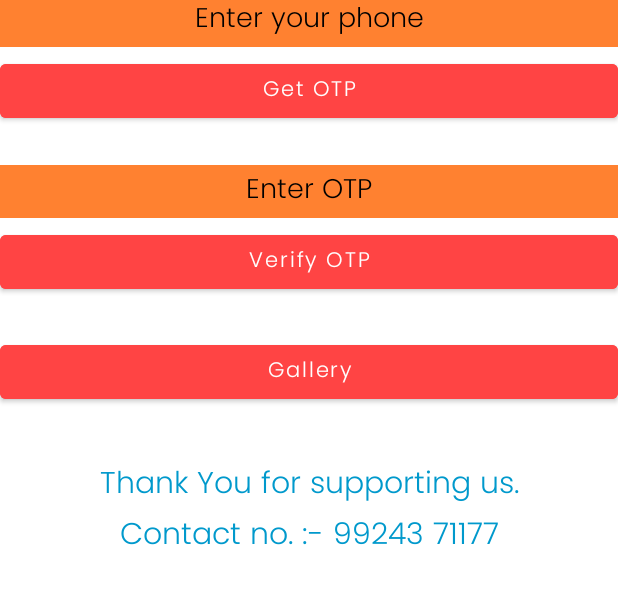
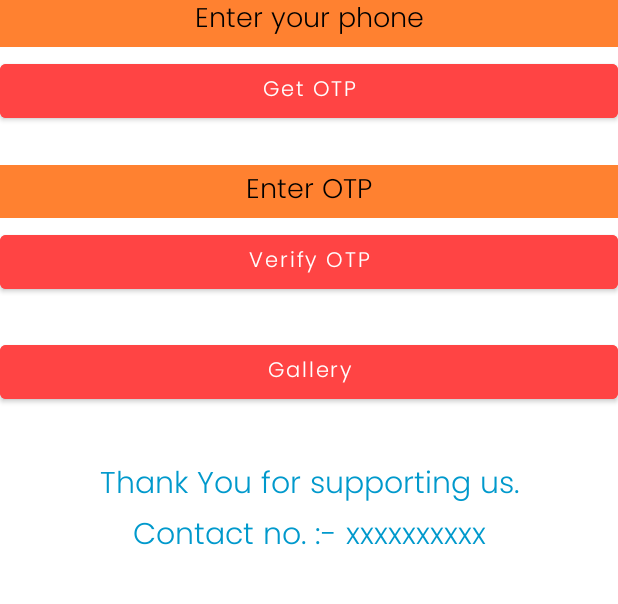
Before and after one commit to DynamVraj/ShreeFood, an Android app: the screen it shows after launch (MainActivity), on a phone screen of 412 x 824 dp, the part 501-1105 px from its top. Run offline under Robolectric (Android 15) with nearby library versions, the light colour scheme and no system bars; our stand-ins replace Firebase (no records; nobody signed in at launch, a user with empty details on screens opened directly).

Commit message:
Update activity_main.xml

```diff
--- a/app/src/main/res/layout/activity_main.xml
+++ b/app/src/main/res/layout/activity_main.xml
@@ -108,7 +108,7 @@
         android:ems="120"
         android:fontFamily="@font/popins"
         android:inputType="textPersonName"
-        android:text="Contact no. :- 99243 71177"
+        android:text="Contact no. :- xxxxxxxxxx"
         android:textAlignment="center"
         android:textColor="@android:color/holo_blue_dark"
         android:textSize="20dp" />
```
